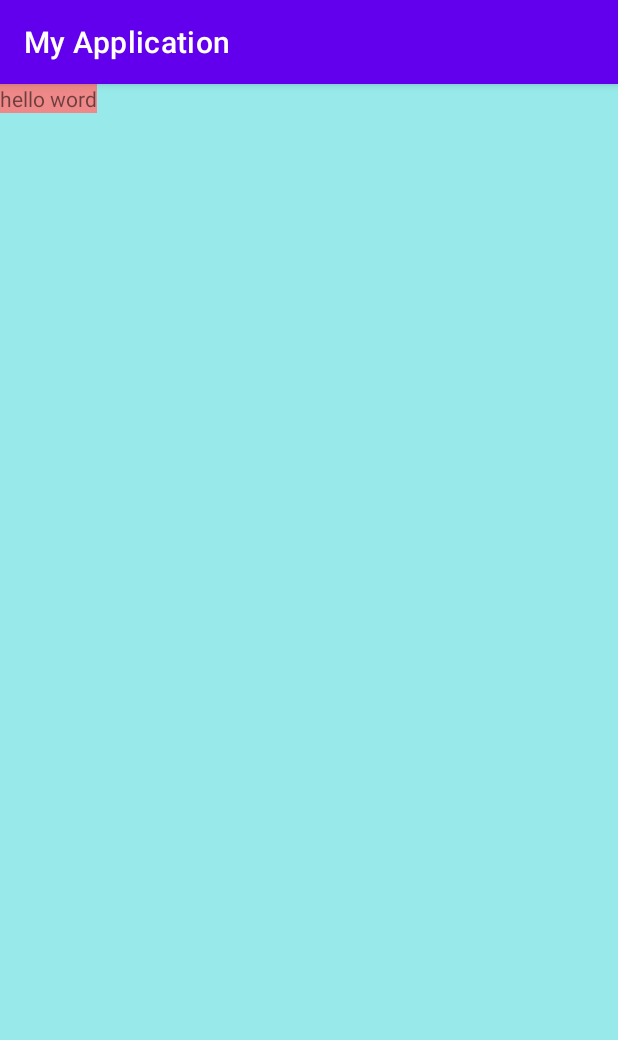
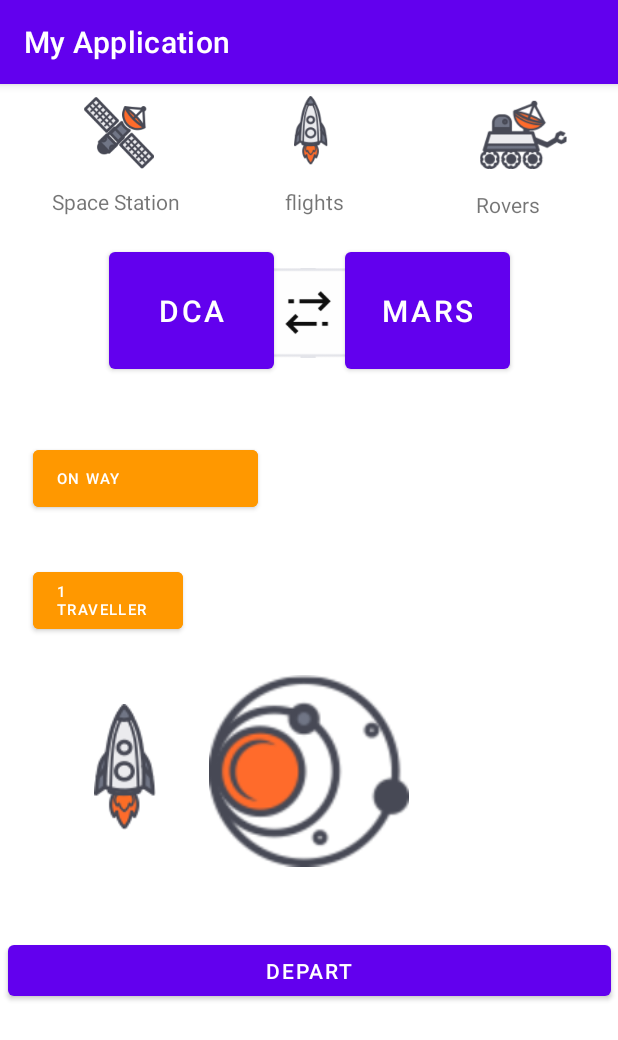
Before and after one commit to YuLuoHuan/-, an Android app: the screen it shows after launch (MainActivity), on a phone screen of 412 x 824 dp. Shown: the top 1040 px of the screen. Run offline under Robolectric (Android 15) with nearby library versions, the phone set to English and light mode, and no system bars.

Commit message:
实验二

```diff
--- a/app/src/main/java/com/example/myapplication/MainActivity.java
+++ b/app/src/main/java/com/example/myapplication/MainActivity.java
@@ -10,6 +10,6 @@ public class MainActivity extends AppCompatActivity {
     protected void onCreate(Bundle savedInstanceState) {
         super.onCreate(savedInstanceState);
         //setContentView(R.layout.activity_main);
-        setContentView(R.layout.activity_main);
+        setContentView(R.layout.test2_4);
     }
 }
--- /dev/null
+++ b/app/src/main/res/layout/test2_4.xml
@@ -0,0 +1,268 @@
+<?xml version="1.0" encoding="utf-8"?>
+<androidx.constraintlayout.widget.ConstraintLayout xmlns:android="http://schemas.android.com/apk/res/android"
+    xmlns:app="http://schemas.android.com/apk/res-auto"
+    xmlns:tools="http://schemas.android.com/tools"
+    android:layout_width="match_parent"
+    android:layout_height="match_parent">
+
+
+     //行列划分
+    <androidx.constraintlayout.widget.Guideline
+        android:id="@+id/guideline2"
+        android:layout_width="wrap_content"
+        android:layout_height="wrap_content"
+        android:orientation="horizontal"
+        app:layout_constraintGuide_begin="100dp" />
+
+    <androidx.constraintlayout.widget.Guideline
+        android:id="@+id/guideline3"
+        android:layout_width="wrap_content"
+        android:layout_height="wrap_content"
+        android:orientation="horizontal"
+        app:layout_constraintGuide_begin="-1dp" />
+
+    <androidx.constraintlayout.widget.Guideline
+        android:id="@+id/guideline4"
+        android:layout_width="wrap_content"
+        android:layout_height="wrap_content"
+        android:orientation="vertical"
+        app:layout_constraintGuide_begin="20dp" />
+
+    <androidx.constraintlayout.widget.Guideline
+        android:id="@+id/guideline5"
+        android:layout_width="wrap_content"
+        android:layout_height="wrap_content"
+        android:orientation="horizontal"
+        app:layout_constraintGuide_begin="100dp" />
+
+    <androidx.constraintlayout.widget.Guideline
+        android:id="@+id/guideline6"
+        android:layout_width="wrap_content"
+        android:layout_height="wrap_content"
+        android:orientation="horizontal"
+        app:layout_constraintGuide_begin="8dp" />
+
+    <androidx.constraintlayout.widget.Guideline
+        android:id="@+id/guideline7"
+        android:layout_width="wrap_content"
+        android:layout_height="wrap_content"
+        android:orientation="horizontal"
+        app:layout_constraintGuide_begin="209dp" />
+
+    <androidx.constraintlayout.widget.Guideline
+        android:id="@+id/guideline8"
+        android:layout_width="wrap_content"
+        android:layout_height="wrap_content"
+        android:orientation="horizontal"
+        app:layout_constraintGuide_begin="554dp" />
+
+    <androidx.constraintlayout.widget.Guideline
+        android:id="@+id/guideline15"
+        android:layout_width="wrap_content"
+        android:layout_height="wrap_content"
+        android:orientation="horizontal"
+        app:layout_constraintGuide_begin="636dp" />
+
+
+
+    //第一行图片加文字
+
+    <ImageView
+        android:id="@+id/imageView"
+        android:layout_width="113dp"
+        android:layout_height="48dp"
+        app:layout_constraintBottom_toTopOf="@+id/guideline2"
+        app:layout_constraintEnd_toStartOf="@+id/imageView2"
+        app:layout_constraintHorizontal_bias="0.282"
+        app:layout_constraintStart_toStartOf="parent"
+        app:layout_constraintTop_toTopOf="parent"
+        app:layout_constraintVertical_bias="0.173"
+        app:srcCompat="@drawable/space_station_icon" />
+
+    <TextView
+        android:id="@+id/textView"
+        android:layout_width="wrap_content"
+        android:layout_height="wrap_content"
+        android:layout_marginTop="4dp"
+        android:text="Space Station"
+        app:layout_constraintBottom_toTopOf="@+id/guideline2"
+        app:layout_constraintEnd_toStartOf="@+id/textView2"
+        app:layout_constraintHorizontal_bias="0.333"
+        app:layout_constraintStart_toStartOf="parent"
+        app:layout_constraintTop_toBottomOf="@+id/imageView"
+        app:layout_constraintVertical_bias="0.4" />
+
+    <ImageView
+        android:id="@+id/imageView2"
+        android:layout_width="29dp"
+        android:layout_height="46dp"
+        android:layout_marginTop="8dp"
+        android:layout_marginEnd="80dp"
+        app:layout_constraintEnd_toStartOf="@+id/imageView3"
+        app:layout_constraintTop_toTopOf="parent"
+        app:srcCompat="@drawable/rocket_icon" />
+    <TextView
+        android:id="@+id/textView2"
+        android:layout_width="wrap_content"
+        android:layout_height="wrap_content"
+        android:layout_marginEnd="88dp"
+        android:text="flights"
+        app:layout_constraintBottom_toTopOf="@+id/guideline2"
+        app:layout_constraintEnd_toStartOf="@+id/textView3"
+        app:layout_constraintTop_toBottomOf="@+id/imageView2"
+        app:layout_constraintVertical_bias="0.555" />
+
+
+    <ImageView
+        android:id="@+id/imageView3"
+        android:layout_width="94dp"
+        android:layout_height="46dp"
+        android:layout_marginEnd="16dp"
+        app:layout_constraintBottom_toTopOf="@+id/guideline2"
+        app:layout_constraintEnd_toEndOf="parent"
+        app:layout_constraintTop_toTopOf="@+id/guideline6"
+        app:layout_constraintVertical_bias="0.061"
+        app:srcCompat="@drawable/rover_icon" />
+
+
+    <TextView
+        android:id="@+id/textView3"
+        android:layout_width="wrap_content"
+        android:layout_height="wrap_content"
+        android:layout_marginTop="8dp"
+        android:layout_marginEnd="52dp"
+        android:text="Rovers"
+        app:layout_constraintBottom_toTopOf="@+id/guideline2"
+        app:layout_constraintEnd_toEndOf="parent"
+        app:layout_constraintTop_toBottomOf="@+id/imageView3"
+        app:layout_constraintVertical_bias="0.368" />
+
+
+    //第二行按钮
+
+
+    <Button
+        android:id="@+id/button1"
+        android:layout_width="110dp"
+        android:layout_height="90dp"
+        android:text="DCA"
+        android:textSize="20sp"
+        app:layout_constraintBottom_toTopOf="@+id/guideline7"
+        app:layout_constraintEnd_toStartOf="@+id/button2"
+        app:layout_constraintHorizontal_bias="0.605"
+        app:layout_constraintStart_toStartOf="parent"
+        app:layout_constraintTop_toTopOf="@+id/guideline2"
+        app:layout_constraintVertical_bias="0.315" />
+
+    <Button
+        android:id="@+id/button2"
+        android:layout_width="110dp"
+        android:layout_height="90dp"
+        android:layout_marginEnd="72dp"
+        android:text="MARS"
+        android:textSize="20sp"
+        app:layout_constraintBottom_toTopOf="@+id/guideline7"
+        app:layout_constraintEnd_toEndOf="parent"
+        app:layout_constraintTop_toTopOf="@+id/guideline5"
+        app:layout_constraintVertical_bias="0.315" />
+
+    <ImageView
+        android:id="@+id/imageView6"
+        android:layout_width="90dp"
+        android:layout_height="60dp"
+        android:background="#F4EFEF"
+        app:layout_constraintBottom_toTopOf="@+id/guideline7"
+        app:layout_constraintEnd_toEndOf="parent"
+        app:layout_constraintHorizontal_bias="0.498"
+        app:layout_constraintStart_toStartOf="parent"
+        app:layout_constraintTop_toTopOf="@+id/guideline5"
+        app:layout_constraintVertical_bias="0.469"
+        app:srcCompat="@drawable/double_arrows" />
+
+
+    //第三行橙色按钮
+
+    <Button
+        android:id="@+id/button3"
+        android:layout_width="150dp"
+        android:layout_height="50dp"
+        android:layout_marginBottom="12dp"
+        android:backgroundTint="#FF9800"
+        android:gravity="center_vertical"
+        android:text="On way"
+        android:textSize="10sp"
+        app:layout_constraintBottom_toTopOf="@+id/button4"
+        app:layout_constraintEnd_toEndOf="parent"
+        app:layout_constraintHorizontal_bias="0.084"
+        app:layout_constraintStart_toStartOf="parent"
+        app:layout_constraintTop_toBottomOf="@+id/button1"
+        app:layout_constraintVertical_bias="0.684" />
+
+    <Switch
+        android:id="@+id/switch1"
+        android:layout_width="59dp"
+        android:layout_height="27dp"
+        android:layout_above="@id/button3"
+        android:backgroundTint="@color/purple_200"
+        app:layout_constraintBottom_toTopOf="@+id/button4"
+        app:layout_constraintEnd_toEndOf="@+id/button3"
+        app:layout_constraintHorizontal_bias="1.0"
+        app:layout_constraintStart_toStartOf="@+id/button3"
+        app:layout_constraintTop_toTopOf="@+id/guideline7"
+        app:layout_constraintVertical_bias="0.481" />
+
+    <Button
+        android:id="@+id/button4"
+        android:layout_width="100dp"
+        android:layout_height="50dp"
+        android:layout_marginBottom="44dp"
+        android:backgroundTint="#FF9800"
+        android:gravity="center_vertical"
+        android:text="1 traveller"
+        android:textSize="10sp"
+        app:layout_constraintBottom_toTopOf="@+id/imageView10"
+        app:layout_constraintEnd_toEndOf="parent"
+        app:layout_constraintHorizontal_bias="0.07"
+        app:layout_constraintStart_toStartOf="parent" />
+
+
+
+    //第四行图片
+
+    <ImageView
+        android:id="@+id/imageView9"
+        android:layout_width="133dp"
+        android:layout_height="148dp"
+        app:layout_constraintBottom_toTopOf="@+id/guideline8"
+        app:layout_constraintEnd_toEndOf="parent"
+        app:layout_constraintHorizontal_bias="0.461"
+        app:layout_constraintStart_toStartOf="@+id/guideline4"
+        app:layout_constraintTop_toTopOf="@+id/guideline7"
+        app:layout_constraintVertical_bias="0.888"
+        app:srcCompat="@drawable/galaxy" />
+
+    <ImageView
+        android:id="@+id/imageView10"
+        android:layout_width="wrap_content"
+        android:layout_height="wrap_content"
+        app:layout_constraintBottom_toTopOf="@+id/guideline8"
+        app:layout_constraintEnd_toStartOf="@+id/imageView9"
+        app:layout_constraintHorizontal_bias="0.551"
+        app:layout_constraintStart_toStartOf="@+id/guideline4"
+        app:layout_constraintTop_toTopOf="@+id/guideline7"
+        app:layout_constraintVertical_bias="0.782"
+        app:srcCompat="@drawable/rocket_icon" />
+
+    <Button
+        android:id="@+id/button5"
+        android:layout_width="402dp"
+        android:layout_height="46dp"
+        android:layout_marginBottom="8dp"
+        android:text="DEPART"
+        app:layout_constraintBottom_toTopOf="@+id/guideline15"
+        app:layout_constraintEnd_toEndOf="parent"
+        app:layout_constraintStart_toStartOf="parent"
+        app:layout_constraintTop_toTopOf="@+id/guideline8" />
+
+
+</androidx.constraintlayout.widget.ConstraintLayout>
```
Also changed, not shown: app/src/main/res/layout/test2.xml (renamed from app/src/main/res/layout/test1.xml, +16 -16 lines), app/src/main/res/layout/test2_2.xml (added, +65 -0 lines), app/src/main/res/layout/test2_3.xml (added, +276 -0 lines), app/src/main/res/values/styles.xml (added, +11 -0 lines), app/src/main/res/drawable/double_arrows.png (added), app/src/main/res/drawable/galaxy.png (added), app/src/main/res/drawable/rocket_icon.png (added), app/src/main/res/drawable/rover_icon.png (added), app/src/main/res/drawable/single_arrow.png (added), app/src/main/res/drawable/space_station_icon.png (added).
